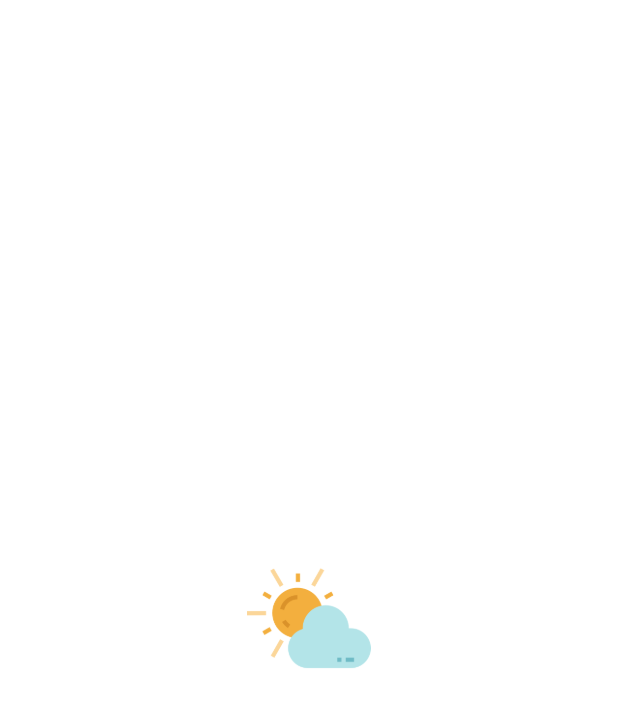
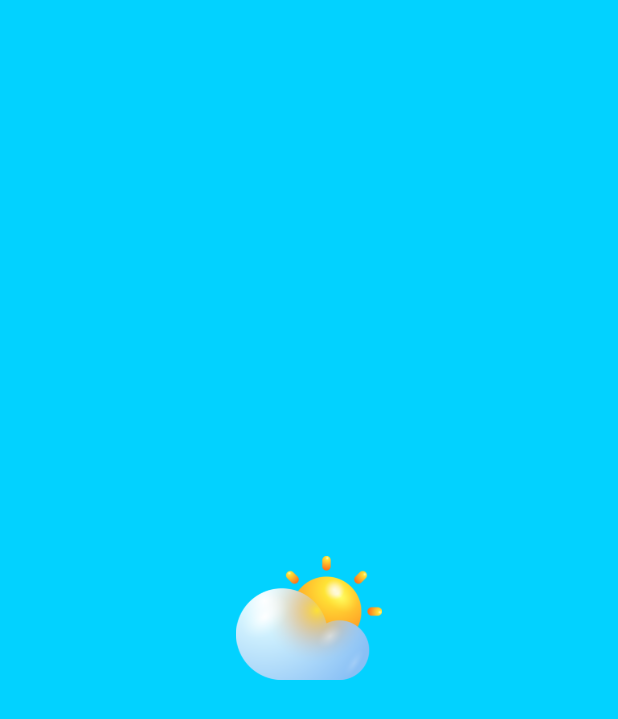
Before and after one commit to KafiulIslam/weather-app, a Flutter app: the first screen one second after launch, on a phone screen of 412 x 824 dp. Shown: the top 719 px of the screen. Run offline on Flutter 3.47's test engine with Material 2 defaults, Android fonts, the phone set to English and light mode, and no system bars; drawn by our look-alikes of animated_splash_screen; our stand-ins replace dio, flutter_switch, get, glassmorphism, google_fonts.

```diff
--- a/lib/main.dart
+++ b/lib/main.dart
@@ -1,6 +1,7 @@
 import 'package:animated_splash_screen/animated_splash_screen.dart';
 import 'package:flutter/material.dart';
 import 'package:get/get_navigation/src/root/get_material_app.dart';
+import 'package:weather_forecasting_app/controller/constant/color.dart';
 import 'package:weather_forecasting_app/view/home/home_screen.dart';
 
 void main() {
@@ -24,7 +25,7 @@ class MyApp extends StatelessWidget {
            splash: 'assets/images/weather_logo.png',
           nextScreen: HomeScreen(),
           splashTransition: SplashTransition.scaleTransition,
-          backgroundColor: Colors.white),
+          backgroundColor: lightModeDeepColor),
     );
   }
 }
```
Also changed, not shown: pubspec.yaml (+8 -0 lines), assets/images/Weather Check.png (added), assets/images/weather_logo.png, pubspec.lock, 30 other files.
